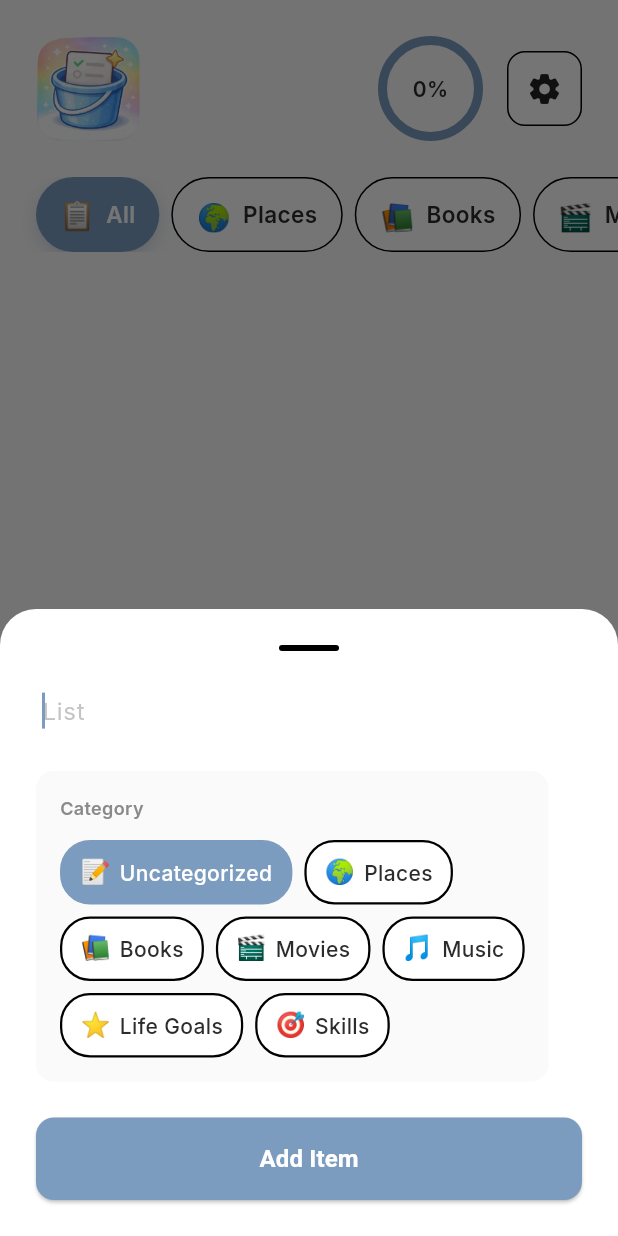
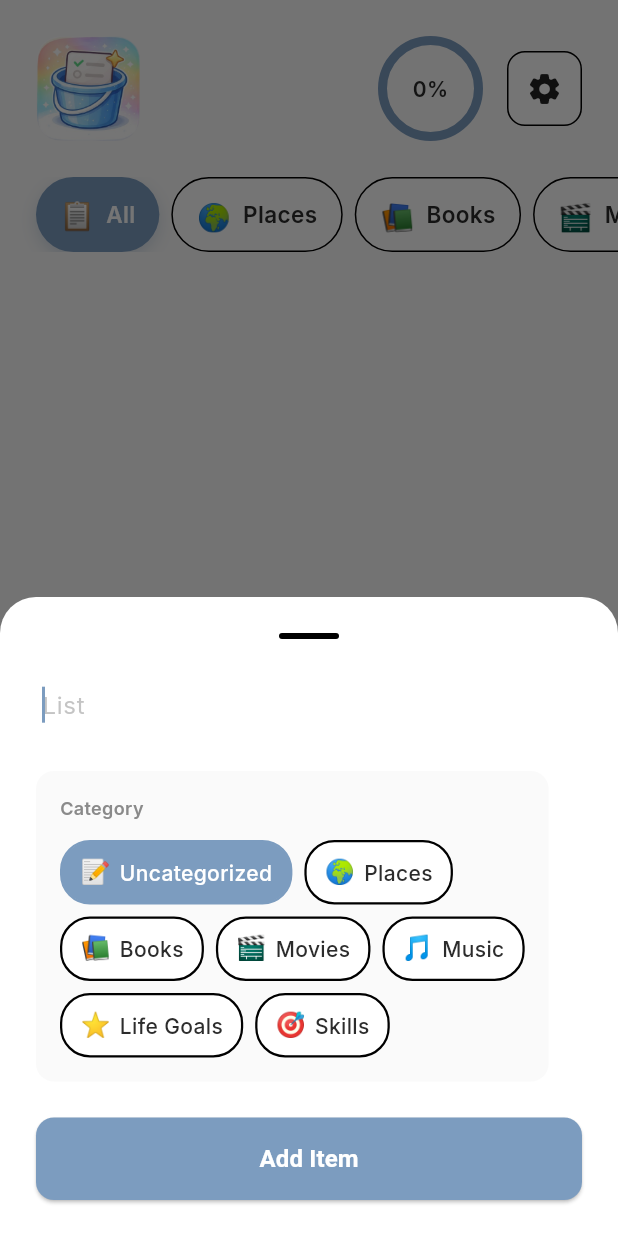
Before and after one commit to rafsal3/Bucketlist, a Flutter app: the screen it shows after launch, after a tap on "Add Item", on a phone screen of 412 x 824 dp. Run offline on Flutter 3.47's test engine with Material 3 defaults, Android fonts, the phone set to English and light mode, and no system bars; our stand-ins replace google_fonts, shared_preferences.

Commit message:
feat: Add `AddItemModal` widget for creating new items with category selection.

```diff
--- a/lib/widgets/add_item_modal.dart
+++ b/lib/widgets/add_item_modal.dart
@@ -75,9 +75,11 @@ class _AddItemModalState extends State<AddItemModal> {
               TextField(
                 controller: _textController,
                 autofocus: true,
+                style: TextStyle(fontSize: 16),
                 decoration: InputDecoration(
                   hintText: 'List',
                   hintStyle: TextStyle(
+                    fontSize: 16,
                     color: Theme.of(context)
                         .textTheme
                         .bodyMedium
@@ -89,7 +91,7 @@ class _AddItemModalState extends State<AddItemModal> {
                   focusedBorder: InputBorder.none,
                   contentPadding: EdgeInsets.symmetric(
                     horizontal: 0,
-                    vertical: 8,
+                    vertical: 16,
                   ),
                 ),
                 onSubmitted: (_) => _addItem(),
```
